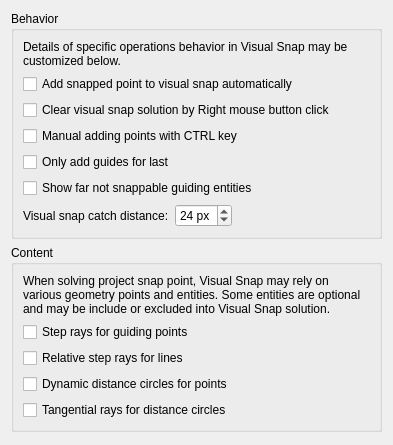
Above: librecad/src/ui/dialogs/settings/options_drafting/pages/lc_settings_page_snap_visual_behavior.ui from sand1024/LibreCAD before the change. Below: the same form after it.
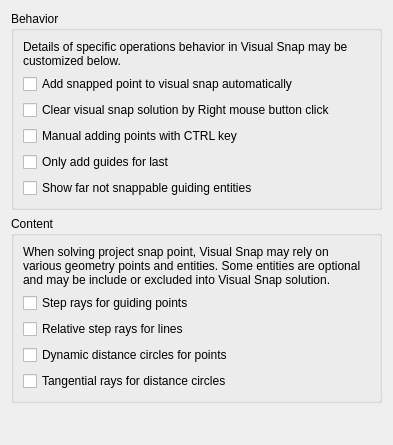
That is the form after the change.

Commit message: more consistent pages names

Patch:
```diff
--- a/librecad/src/ui/dialogs/settings/options_drafting/pages/lc_settings_page_snap_visual_behavior.ui
+++ b/librecad/src/ui/dialogs/settings/options_drafting/pages/lc_settings_page_snap_visual_behavior.ui
@@ -109,55 +109,6 @@
         </property>
        </widget>
       </item>
-      <item row="6" column="0" colspan="2">
-       <layout class="QHBoxLayout" name="horizontalLayout">
-        <item>
-         <widget class="QLabel" name="label_59">
-          <property name="text">
-           <string>Visual snap catch distance:</string>
-          </property>
-          <property name="buddy">
-           <cstring>sbVSCatchDistance</cstring>
-          </property>
-         </widget>
-        </item>
-        <item>
-         <widget class="QSpinBox" name="sbVSCatchDistance">
-          <property name="toolTip">
-           <string>Visual Snap Catch Distance
-
-Distance in screen coordinates that is used for
- catching visual snap guiding entities.</string>
-          </property>
-          <property name="suffix">
-           <string> px</string>
-          </property>
-          <property name="minimum">
-           <number>1</number>
-          </property>
-          <property name="maximum">
-           <number>50</number>
-          </property>
-          <property name="value">
-           <number>24</number>
-          </property>
-         </widget>
-        </item>
-        <item>
-         <spacer name="horizontalSpacer_2">
-          <property name="orientation">
-           <enum>Qt::Orientation::Horizontal</enum>
-          </property>
-          <property name="sizeHint" stdset="0">
-           <size>
-            <width>0</width>
-            <height>0</height>
-           </size>
-          </property>
-         </spacer>
-        </item>
-       </layout>
-      </item>
       <item row="1" column="1">
        <spacer name="horizontalSpacer">
         <property name="orientation">
```
The commit also changes 88 other files.
